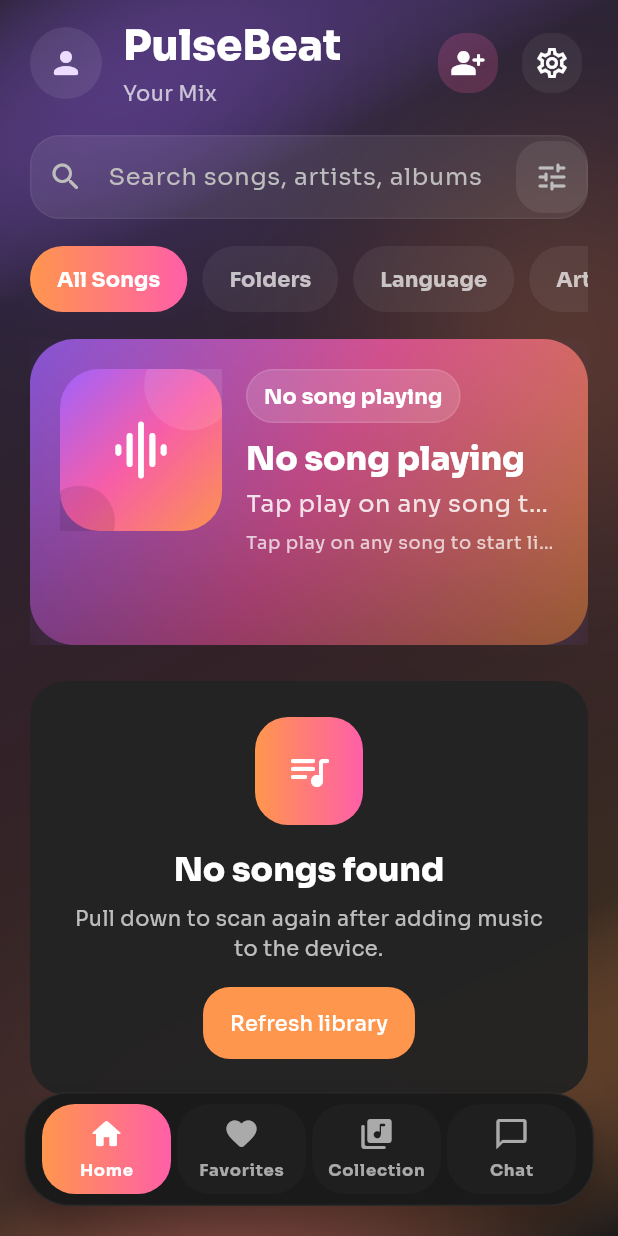
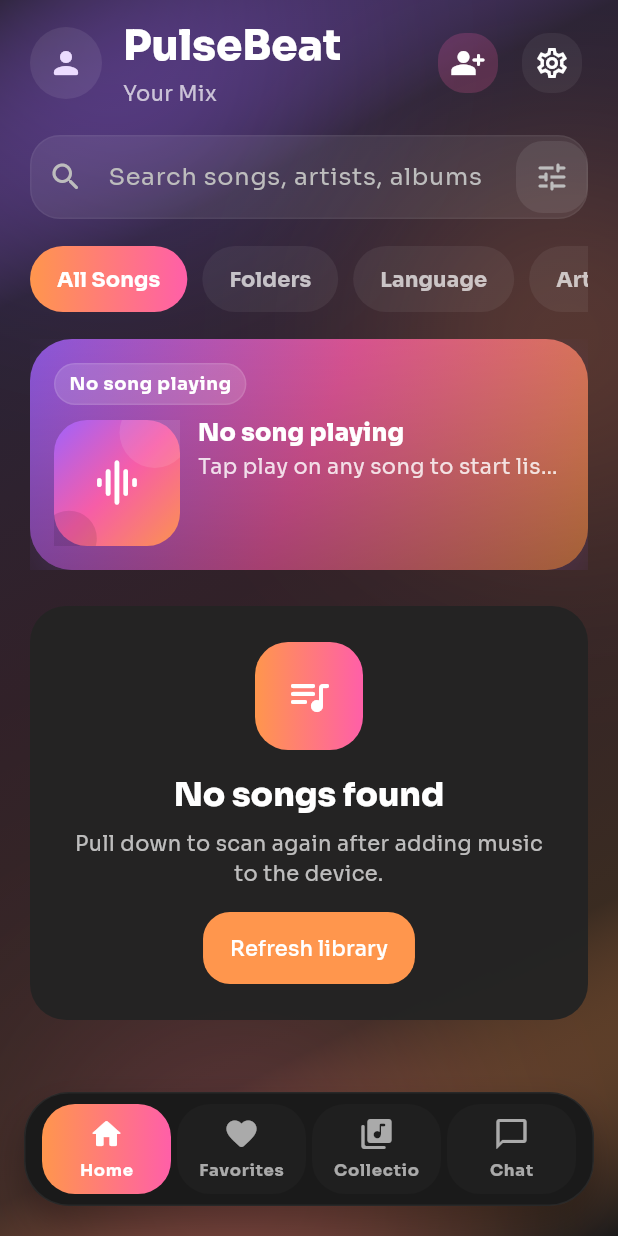
Before and after one commit to obadakhadag/PulseBeat, a Flutter app: the HomeScreen screen opened by its route, on a phone screen of 412 x 824 dp. Run offline on Flutter 3.47's test engine with Material 3 defaults, Android fonts, the phone set to English and light mode, and no system bars; our stand-ins replace cloud_firestore, dio, firebase_auth, firebase_core, get, get_storage and 6 more; missing offline and left inert: audio_session; accounts and stored records are empty; statements that could not run were skipped.

Commit message:
solid for now

```diff
--- a/lib/views/home/widgets/home_now_playing_section.dart
+++ b/lib/views/home/widgets/home_now_playing_section.dart
@@ -8,7 +8,7 @@ import '../../../core/utils/helpers.dart';
 import '../../../data/models/song_model.dart';
 import '../../../widgets/song_artwork.dart';
 
-const double _kNowPlayingCardRadius = 30;
+const double _kNowPlayingCardRadius = 28;
 
 class HomeNowPlayingSection extends StatelessWidget {
   const HomeNowPlayingSection({
@@ -26,26 +26,19 @@ class HomeNowPlayingSection extends StatelessWidget {
       padding: const EdgeInsets.fromLTRB(20, 18, 20, 0),
       child: Obx(() {
         final SongModel? song = playerController.currentSong.value;
-        final bool isPlaying = playerController.isPlaying.value;
-        final bool isBuffering = playerController.isBuffering.value;
         final bool hasSong = song != null;
-        final String title = song?.title ?? 'No song playing'.tr;
-        final String subtitle = hasSong
-            ? song.artist.fallbackArtist
-            : 'Tap play on any song to start listening.'.tr;
-        final String helperText = hasSong
-            ? 'Current playback is always synced from the active player state.'
-                  .tr
-            : 'Tap play on any song to start listening.'.tr;
+        final BorderRadius cardRadius = BorderRadius.circular(
+          _kNowPlayingCardRadius,
+        );
 
         return Material(
           color: Colors.transparent,
           child: InkWell(
-            borderRadius: BorderRadius.circular(_kNowPlayingCardRadius),
+            borderRadius: cardRadius,
             onTap: hasSong ? controller.openPlayerIfAvailable : null,
             child: Ink(
               decoration: BoxDecoration(
-                borderRadius: BorderRadius.circular(_kNowPlayingCardRadius),
+                borderRadius: cardRadius,
                 boxShadow: AppHelpers.glowShadows(context),
                 gradient: LinearGradient(
                   begin: Alignment.topLeft,
@@ -60,10 +53,14 @@ class HomeNowPlayingSection extends StatelessWidget {
               child: LayoutBuilder(
                 builder: (BuildContext context, BoxConstraints constraints) {
                   final bool compact = constraints.maxWidth < 360;
-                  final double artworkSize = compact ? 92 : 108;
-                  final BorderRadius cardRadius = BorderRadius.circular(
-                    _kNowPlayingCardRadius,
+                  final double artworkSize = compact ? 74 : 84;
+                  final EdgeInsets contentPadding = EdgeInsets.all(
+                    compact ? 14 : 16,
                   );
+                  final String title = song?.title ?? 'No song playing'.tr;
+                  final String subtitle = hasSong
+                      ? song.artist.fallbackArtist
+                      : 'Tap play on any song to start listening.'.tr;
 
                   return ClipRRect(
                     borderRadius: cardRadius,
@@ -73,15 +70,15 @@ class HomeNowPlayingSection extends StatelessWidget {
                           Positioned.fill(
                             child: IgnorePointer(
                               child: Opacity(
-                                opacity: 0.14,
+                                opacity: 0.10,
                                 child: SongArtwork(
                                   songId: song.artworkId,
                                   artworkUri: song.artworkUri,
                                   width: constraints.maxWidth,
-                                  height: 220,
+                                  height: compact ? 150 : 160,
                                   borderRadius: cardRadius,
-                                  size: 900,
-                                  quality: 85,
+                                  size: 720,
+                                  quality: 80,
                                   fallback: const SizedBox.shrink(),
                                 ),
                               ),
@@ -94,9 +91,9 @@ class HomeNowPlayingSection extends StatelessWidget {
                                 begin: Alignment.topCenter,
                                 end: Alignment.bottomCenter,
                                 colors: <Color>[
-                                  Colors.black.withValues(alpha: 0.08),
-                                  Colors.black.withValues(alpha: 0.18),
-                                  Colors.black.withValues(alpha: 0.34),
+                                  Colors.black.withValues(alpha: 0.06),
+                                  Colors.black.withValues(alpha: 0.16),
+                                  Colors.black.withValues(alpha: 0.28),
                                 ],
                               ),
                             ),
@@ -104,138 +101,80 @@ class HomeNowPlayingSection extends StatelessWidget {
                         ),
                         ConstrainedBox(
                           constraints: BoxConstraints(
-                            minHeight: compact ? 188 : 204,
+                            minHeight: compact ? 144 : 154,
                           ),
                           child: Padding(
-                            padding: EdgeInsets.all(compact ? 16 : 20),
-                            child: Row(
+                            padding: contentPadding,
+                            child: Column(
+                              mainAxisSize: MainAxisSize.min,
+                              children: <Widget>[
+                                Row(
+                                  children: <Widget>[
+                                    _NowPlayingBadge(
+                                      label: hasSong
+                                          ? playerController.playbackLabel
+                                          : 'No song playing'.tr,
+                                    ),
+                                    const Spacer(),
+                                    if (hasSong)
+                                      _NowPlayingFavoriteButton(
+                                        controller: controller,
+                                        song: song,
+                                      ),
+                                  ],
+                                ),
+                                const SizedBox(height: 10),
+                                Row(
                                   crossAxisAlignment: CrossAxisAlignment.start,
                                   children: <Widget>[
                                     _NowPlayingArtwork(
                                       song: song,
                                       size: artworkSize,
                                     ),
-                                SizedBox(width: compact ? 12 : 16),
+                                    const SizedBox(width: 12),
                                     Expanded(
                                       child: Column(
                                         crossAxisAlignment:
                                             CrossAxisAlignment.start,
                                         mainAxisSize: MainAxisSize.min,
                                         children: <Widget>[
-                                      Wrap(
-                                        spacing: 8,
-                                        runSpacing: 8,
-                                        crossAxisAlignment:
-                                            WrapCrossAlignment.center,
-                                        children: <Widget>[
-                                          _NowPlayingBadge(
-                                            label: hasSong
-                                                ? playerController.playbackLabel
-                                                : 'No song playing'.tr,
-                                          ),
-                                          if (hasSong)
-                                            _NowPlayingIconAction(
-                                              tooltip:
-                                                  controller.isFavorite(song.id)
-                                                  ? 'Favorites'.tr
-                                                  : 'Save'.tr,
-                                              icon:
-                                                  controller.isFavorite(song.id)
-                                                  ? Icons.favorite_rounded
-                                                  : Icons
-                                                        .favorite_border_rounded,
-                                              onPressed: () => controller
-                                                  .toggleFavorite(song),
-                                            ),
-                                          if (hasSong)
-                                            _NowPlayingIconAction(
-                                              tooltip: 'Open player'.tr,
-                                              icon: Icons.graphic_eq_rounded,
-                                              onPressed: controller
-                                                  .openPlayerIfAvailable,
-                                            ),
-                                        ],
-                                      ),
-                                      const SizedBox(height: 12),
                                           Text(
                                             title,
                                             maxLines: 2,
                                             overflow: TextOverflow.ellipsis,
                                             style: Theme.of(context)
                                                 .textTheme
-                                            .titleLarge
+                                                .titleMedium
                                                 ?.copyWith(
                                                   color: Colors.white,
                                                   fontWeight: FontWeight.w900,
                                                   height: 1.08,
                                                 ),
                                           ),
-                                      const SizedBox(height: 6),
+                                          const SizedBox(height: 4),
                                           Text(
                                             subtitle,
                                             maxLines: compact ? 2 : 1,
                                             overflow: TextOverflow.ellipsis,
                                             style: Theme.of(context)
                                                 .textTheme
-                                            .bodyLarge
+                                                .bodyMedium
                                                 ?.copyWith(
-                                              color: Colors.white.withValues(
-                                                alpha: 0.84,
-                                              ),
-                                            ),
-                                      ),
-                                      const SizedBox(height: 6),
-                                      Text(
-                                        helperText,
-                                        maxLines: compact ? 2 : 1,
-                                        overflow: TextOverflow.ellipsis,
-                                        style: Theme.of(context)
-                                            .textTheme
-                                            .bodySmall
-                                            ?.copyWith(
-                                              color: Colors.white.withValues(
-                                                alpha: 0.72,
-                                              ),
+                                                  color: Colors.white
+                                                      .withValues(alpha: 0.82),
                                                 ),
                                           ),
                                           if (hasSong) ...<Widget>[
-                                        const SizedBox(height: 14),
-                                        Wrap(
-                                          spacing: 8,
-                                          runSpacing: 8,
-                                          crossAxisAlignment:
-                                              WrapCrossAlignment.center,
-                                          children: <Widget>[
-                                            _NowPlayingTransportButton(
-                                              tooltip: 'Back'.tr,
-                                              icon: Icons.skip_previous_rounded,
-                                              onPressed:
-                                                  playerController.previous,
-                                            ),
-                                            _NowPlayingPrimaryButton(
-                                              label: isBuffering
-                                                  ? 'Buffering'.tr
-                                                  : isPlaying
-                                                  ? 'Pause'.tr
-                                                  : 'Play'.tr,
-                                              icon: isBuffering
-                                                  ? Icons.hourglass_top_rounded
-                                                  : isPlaying
-                                                  ? Icons.pause_rounded
-                                                  : Icons.play_arrow_rounded,
-                                              onPressed: playerController
-                                                  .togglePlayback,
-                                            ),
-                                            _NowPlayingTransportButton(
-                                              tooltip: 'Next'.tr,
-                                              icon: Icons.skip_next_rounded,
-                                              onPressed: playerController.next,
-                                            ),
-                                          ],
+                                            const SizedBox(height: 10),
+                                            _NowPlayingControlsRow(
+                                              playerController:
+                                                  playerController,
                                             ),
                                           ],
                                         ],
                                       ),
+                                    ),
+                                  ],
                                 ),
                               ],
                             ),
@@ -262,7 +201,7 @@ class _NowPlayingArtwork extends StatelessWidget {
 
   @override
   Widget build(BuildContext context) {
-    final BorderRadius borderRadius = BorderRadius.circular(26);
+    final BorderRadius borderRadius = BorderRadius.circular(22);
     final Widget fallback = SongArtworkPlaceholder(
       width: size,
       height: size,
@@ -281,8 +220,8 @@ class _NowPlayingArtwork extends StatelessWidget {
       width: size,
       height: size,
       borderRadius: borderRadius,
-      size: 300,
-      quality: 80,
+      size: 260,
+      quality: 78,
       fallback: fallback,
     );
   }
@@ -299,15 +238,15 @@ class _NowPlayingBadge extends StatelessWidget {
       decoration: BoxDecoration(
         color: Colors.white.withValues(alpha: 0.14),
         borderRadius: BorderRadius.circular(999),
-        border: Border.all(color: Colors.white.withValues(alpha: 0.12)),
+        border: Border.all(color: Colors.white.withValues(alpha: 0.10)),
       ),
       child: Padding(
-        padding: const EdgeInsets.symmetric(horizontal: 12, vertical: 8),
+        padding: const EdgeInsets.symmetric(horizontal: 10, vertical: 6),
         child: Text(
           label,
           maxLines: 1,
           overflow: TextOverflow.ellipsis,
-          style: Theme.of(context).textTheme.labelLarge?.copyWith(
+          style: Theme.of(context).textTheme.labelMedium?.copyWith(
             color: Colors.white,
             fontWeight: FontWeight.w700,
           ),
@@ -317,34 +256,84 @@ class _NowPlayingBadge extends StatelessWidget {
   }
 }
 
-class _NowPlayingIconAction extends StatelessWidget {
-  const _NowPlayingIconAction({
-    required this.tooltip,
-    required this.icon,
-    required this.onPressed,
+class _NowPlayingFavoriteButton extends StatelessWidget {
+  const _NowPlayingFavoriteButton({
+    required this.controller,
+    required this.song,
   });
 
-  final String tooltip;
-  final IconData icon;
-  final VoidCallback onPressed;
+  final HomeController controller;
+  final SongModel song;
 
   @override
   Widget build(BuildContext context) {
+    return Obx(() {
+      final bool isFavorite = controller.favoriteIds.contains(song.id);
+
       return IconButton(
-      tooltip: tooltip,
-      onPressed: onPressed,
-      constraints: const BoxConstraints.tightFor(width: 42, height: 42),
+        tooltip: isFavorite ? 'Favorites'.tr : 'Save'.tr,
+        onPressed: () => controller.toggleFavorite(song),
+        constraints: const BoxConstraints.tightFor(width: 40, height: 40),
         style: IconButton.styleFrom(
           foregroundColor: Colors.white,
           backgroundColor: Colors.white.withValues(alpha: 0.12),
         ),
-      icon: Icon(icon, size: 20),
+        icon: Icon(
+          isFavorite ? Icons.favorite_rounded : Icons.favorite_border_rounded,
+          size: 20,
+        ),
       );
+    });
   }
 }
 
-class _NowPlayingTransportButton extends StatelessWidget {
-  const _NowPlayingTransportButton({
+class _NowPlayingControlsRow extends StatelessWidget {
+  const _NowPlayingControlsRow({required this.playerController});
+
+  final PlayerController playerController;
+
+  @override
+  Widget build(BuildContext context) {
+    return Obx(() {
+      final bool isPlaying = playerController.isPlaying.value;
+      final bool isBuffering = playerController.isBuffering.value;
+
+      return Row(
+        mainAxisSize: MainAxisSize.min,
+        children: <Widget>[
+          _CompactTransportButton(
+            tooltip: 'Back'.tr,
+            icon: Icons.skip_previous_rounded,
+            onPressed: playerController.previous,
+          ),
+          const SizedBox(width: 8),
+          _CompactPrimaryButton(
+            tooltip: isBuffering
+                ? 'Buffering'.tr
+                : isPlaying
+                ? 'Pause'.tr
+                : 'Play'.tr,
+            icon: isBuffering
+                ? Icons.hourglass_top_rounded
+                : isPlaying
+                ? Icons.pause_rounded
+                : Icons.play_arrow_rounded,
+            onPressed: playerController.togglePlayback,
+          ),
+          const SizedBox(width: 8),
+          _CompactTransportButton(
+            tooltip: 'Next'.tr,
+            icon: Icons.skip_next_rounded,
+            onPressed: playerController.next,
+          ),
+        ],
+      );
+    });
+  }
+}
+
+class _CompactTransportButton extends StatelessWidget {
+  const _CompactTransportButton({
     required this.tooltip,
     required this.icon,
     required this.onPressed,
@@ -362,36 +351,37 @@ class _NowPlayingTransportButton extends StatelessWidget {
       style: IconButton.styleFrom(
         foregroundColor: Colors.white,
         backgroundColor: Colors.white.withValues(alpha: 0.12),
+        minimumSize: const Size(40, 40),
+        tapTargetSize: MaterialTapTargetSize.shrinkWrap,
+      ),
+      icon: Icon(icon, size: 22),
+    );
+  }
+}
+
+class _CompactPrimaryButton extends StatelessWidget {
+  const _CompactPrimaryButton({
+    required this.tooltip,
+    required this.icon,
+    required this.onPressed,
+  });
+
+  final String tooltip;
+  final IconData icon;
+  final VoidCallback onPressed;
+
+  @override
+  Widget build(BuildContext context) {
+    return IconButton.filled(
+      tooltip: tooltip,
+      onPressed: onPressed,
+      style: IconButton.styleFrom(
         minimumSize: const Size(46, 46),
+        backgroundColor: Theme.of(context).colorScheme.surface,
+        foregroundColor: Theme.of(context).colorScheme.onSurface,
+        tapTargetSize: MaterialTapTargetSize.shrinkWrap,
       ),
       icon: Icon(icon, size: 24),
     );
   }
 }
-
-class _NowPlayingPrimaryButton extends StatelessWidget {
-  const _NowPlayingPrimaryButton({
-    required this.label,
-    required this.icon,
-    required this.onPressed,
-  });
-
-  final String label;
-  final IconData icon;
-  final VoidCallback onPressed;
-
-  @override
-  Widget build(BuildContext context) {
-    return FilledButton.icon(
-      onPressed: onPressed,
-      style: FilledButton.styleFrom(
-        minimumSize: const Size(118, 46),
-        padding: const EdgeInsets.symmetric(horizontal: 16, vertical: 12),
-        backgroundColor: Theme.of(context).colorScheme.surface,
-        foregroundColor: Theme.of(context).colorScheme.onSurface,
-      ),
-      icon: Icon(icon, size: 22),
-      label: Text(label, maxLines: 1, overflow: TextOverflow.ellipsis),
-    );
-  }
-}
--- a/lib/widgets/floating_music_nav_bar.dart
+++ b/lib/widgets/floating_music_nav_bar.dart
@@ -27,7 +27,7 @@ class FloatingMusicNavBar extends StatelessWidget {
       _NavItem(
         route: AppPages.collection,
         icon: Icons.library_music_rounded,
-        label: 'Collection',
+        label: 'Collectio',
       ),
       _NavItem(
         route: AppPages.chatList,
```
Also changed, not shown: lib/controllers/home_controller.dart (+6 -7 lines), lib/views/player/player_screen.dart (+40 -44 lines). Lines whose indentation alone changed are shown as unchanged.
